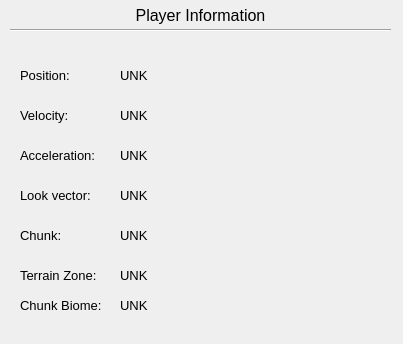
Before: the Qt Designer form assignment_package/forms/playerinfo.ui in kzupenn/mini-minecraft, drawn with Qt 5.
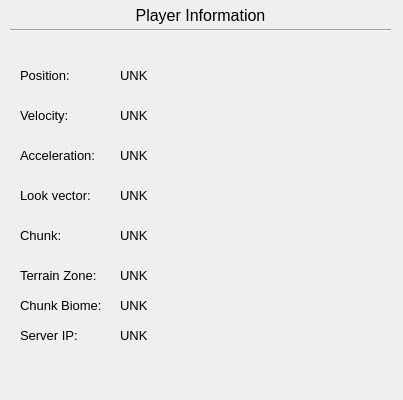
After: the same form once the commit is applied.

Commit message: server can set up multiplayer now

```diff
--- a/assignment_package/forms/playerinfo.ui
+++ b/assignment_package/forms/playerinfo.ui
@@ -7,7 +7,7 @@
     <x>0</x>
     <y>0</y>
     <width>403</width>
-    <height>344</height>
+    <height>400</height>
    </rect>
   </property>
   <property name="windowTitle">
@@ -299,6 +299,42 @@
     <string>UNK</string>
    </property>
   </widget>
+  <widget class="QLabel" name="label_13">
+   <property name="geometry">
+    <rect>
+     <x>20</x>
+     <y>320</y>
+     <width>91</width>
+     <height>31</height>
+    </rect>
+   </property>
+   <property name="font">
+    <font>
+     <pointsize>10</pointsize>
+    </font>
+   </property>
+   <property name="text">
+    <string>Server IP:</string>
+   </property>
+  </widget>
+  <widget class="QLabel" name="serverIPLabel">
+   <property name="geometry">
+    <rect>
+     <x>120</x>
+     <y>320</y>
+     <width>271</width>
+     <height>31</height>
+    </rect>
+   </property>
+   <property name="font">
+    <font>
+     <pointsize>10</pointsize>
+    </font>
+   </property>
+   <property name="text">
+    <string>UNK</string>
+   </property>
+  </widget>
  </widget>
  <resources/>
  <connections/>
```
The commit also changes 12 other files.
